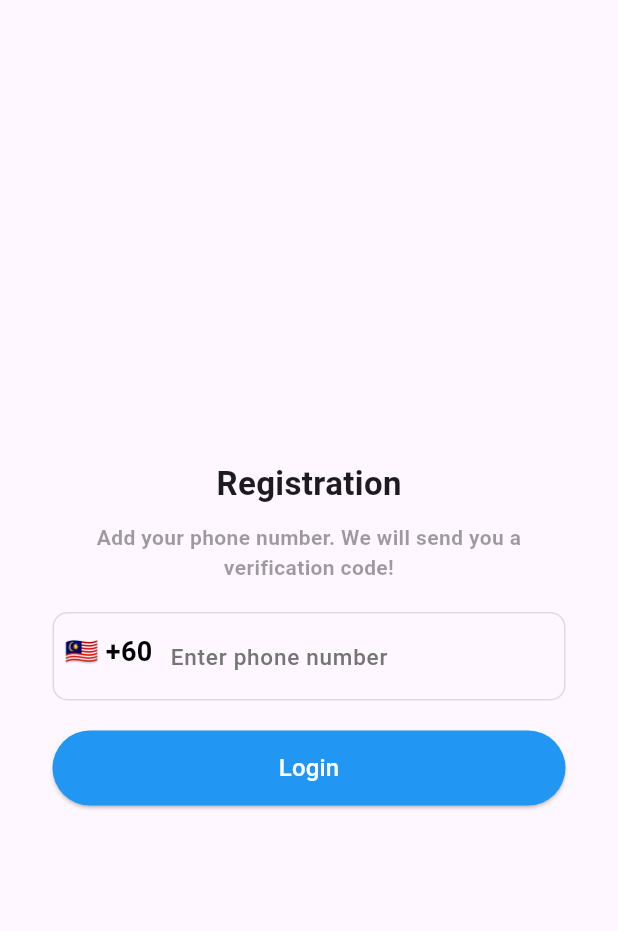
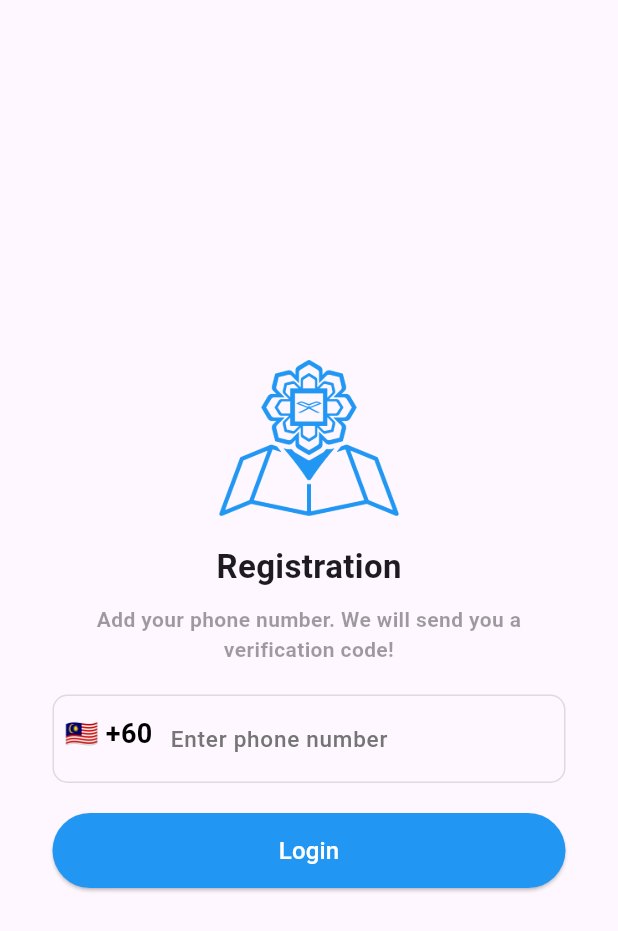
Before and after one commit to amrzvid/IIUMap, a Flutter app: the screen it shows after launch, after a tap on "Get Started", on a phone screen of 412 x 824 dp. Shown: the top 931 px of the screen. Run offline on Flutter 3.47's test engine with Material 3 defaults, Android fonts, the phone set to English and light mode, and no system bars; our stand-ins replace cloud_firestore, country_picker, dio, firebase_auth, firebase_core, geocoding and 5 more; missing offline and left inert: flutter_polyline_points; accounts and stored records are empty; network calls fail.

Commit message:
Add application logo at welcome and login screen

```diff
--- a/lib/model/history_model.dart
+++ b/lib/model/history_model.dart
@@ -7,7 +7,6 @@ Future<void> addHistoryToFirestore(HistoryModel history) async {
   String historyId = ref.id;
   await ref.set(history.toMap()..['historyId'] = historyId);
 }
-
 
 class HistoryModel {
   String uid;
--- a/lib/screens/register_screen.dart
+++ b/lib/screens/register_screen.dart
@@ -40,7 +40,12 @@ class _RegisterScreenState extends State<RegisterScreen> {
             child: Column(
               mainAxisAlignment: MainAxisAlignment.center,
               children: [
-                const SizedBox(height: 20),
+                const Image(
+                  image: AssetImage("assets/iiumap_logo_blue.png"),
+                  height: 120,
+                  width: 120,
+                ),
+                const SizedBox(height: 10),
                 const Text(
                   "Registration",
                   style: TextStyle(
--- a/lib/screens/welcome_screen.dart
+++ b/lib/screens/welcome_screen.dart
@@ -21,17 +21,15 @@ class _WelcomeScreenState extends State<WelcomeScreen> {
         child: Center(
           child: Padding(
             padding: const EdgeInsets.symmetric(vertical: 20, horizontal: 35),
-            child:
-            Column(
+            child: Column(
               mainAxisAlignment: MainAxisAlignment.center,
-
               children: [
                 const Image(
-                  image: AssetImage("assets/profile.gif"),
+                  image: AssetImage("assets/iiumap_logo_blue.png"),
                   height: 150,
                   width: 150,
                 ),
-                const SizedBox(height: 20),
+                const SizedBox(height: 10),
                 const Text(
                   "Welcome to IIUMap!",
                   style: TextStyle(
--- a/pubspec.yaml
+++ b/pubspec.yaml
@@ -78,6 +78,7 @@ flutter:
   # To add assets to your application, add an assets section, like this:
   assets:
     - assets/profile.gif
+    - assets/iiumap_logo_blue.png
 
 
   # An image asset can refer to one or more resolution-specific "variants", see
```
Also changed, not shown: lib/screens/history_screen.dart (+7 -7 lines), lib/screens/home_screen.dart (+4 -6 lines), assets/iiumap_logo_blue.png (added).
